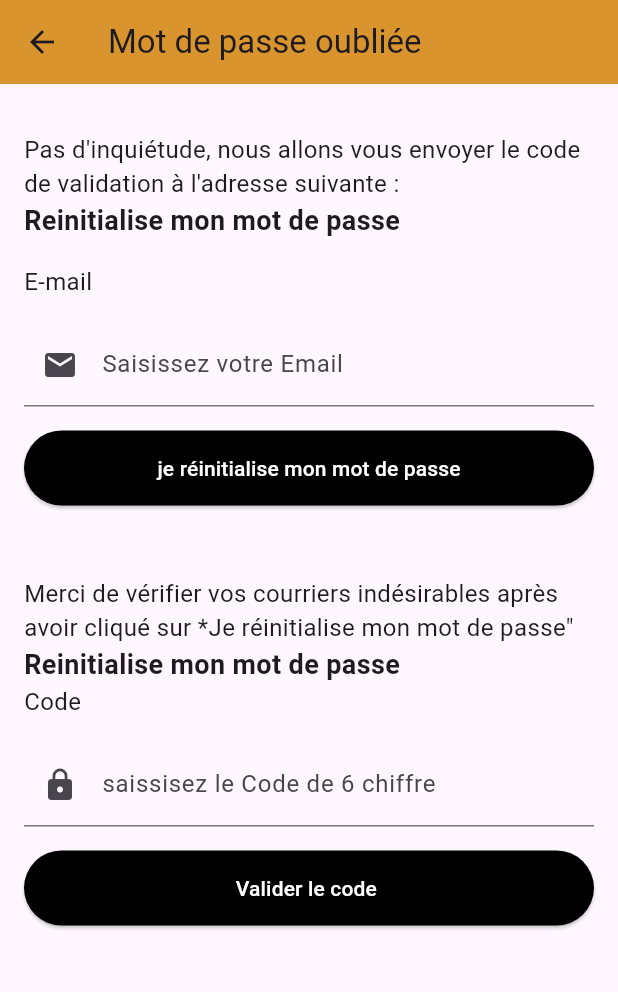
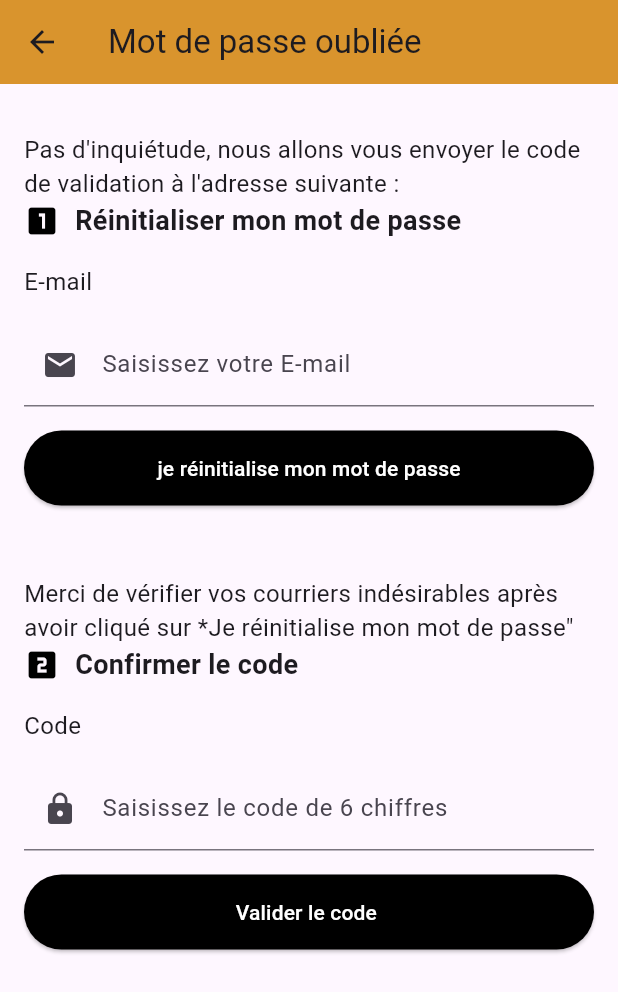
Before and after one commit to Dalel1akremi/flutterProject, a Flutter app: the loginPage screen opened directly, after a tap on "Mot de passe oublié", on a phone screen of 412 x 824 dp. Shown: the top 992 px of the screen. Run offline on Flutter 3.47's test engine with Material 3 defaults, Android fonts, the phone set to English and light mode, and no system bars; our stand-ins replace shared_preferences; missing offline and left inert: bcrypt; accounts and stored records are empty; network calls fail.

```diff
--- a/FLUTTER/lib/pages/aboutUser/PasswordRecoveryPage.dart
+++ b/FLUTTER/lib/pages/aboutUser/PasswordRecoveryPage.dart
@@ -106,12 +106,21 @@ class _PasswordRecoveryPageState extends State<PasswordRecoveryPage> {
               'Pas d\'inquiétude, nous allons vous envoyer le code de validation à l\'adresse suivante :',
               style: TextStyle(fontSize: 16.0),
             ),
-            const Text(
-              'Reinitialise mon mot de passe',
+             const Row(
+                children: [
+                  Icon(
+                    Icons.looks_one,
+                    color: Colors.black,
+                  ),
+                  SizedBox(width: 10),
+                  Text(
+                    'Réinitialiser mon mot de passe',
                     style: TextStyle(
                       fontWeight: FontWeight.bold,
                       fontSize: 18.0,
                     ),
+                  ),
+                ],
               ),
             const SizedBox(height: 16.0),
             const Text(
@@ -122,7 +131,7 @@ class _PasswordRecoveryPageState extends State<PasswordRecoveryPage> {
             TextFormField(
               controller: emailController,
               decoration: const InputDecoration(
-                labelText: 'Saisissez votre Email',
+                labelText: 'Saisissez votre E-mail',
                 prefixIcon: Icon(Icons.email),
               ),
               validator: (value) {
@@ -163,13 +172,24 @@ class _PasswordRecoveryPageState extends State<PasswordRecoveryPage> {
               'Merci de vérifier vos courriers indésirables après avoir cliqué sur *Je réinitialise mon mot de passe"',
               style: TextStyle(fontSize: 16.0),
             ),
-            const Text(
-              'Reinitialise mon mot de passe',
+             const Row(
+                children: [
+                  Icon(
+                    Icons.looks_two,
+                    color: Colors.black,
+                  ),
+                  SizedBox(width: 10),
+                  Text(
+                    'Confirmer le code',
                     style: TextStyle(
                       fontWeight: FontWeight.bold,
                       fontSize: 18.0,
                     ),
                   ),
+                ],
+              ),
+
+            const SizedBox(height: 16.0),
             const Text(
               'Code',
               style: TextStyle(fontSize: 16.0),
@@ -178,7 +198,7 @@ class _PasswordRecoveryPageState extends State<PasswordRecoveryPage> {
             TextFormField(
               controller: validationCodeController,
               decoration: const InputDecoration(
-                labelText: 'saissisez le Code de 6 chiffre ',
+                labelText: 'Saisissez le code de 6 chiffres ',
                 prefixIcon: Icon(Icons.lock),
               ),
               validator: (value) {
--- a/FLUTTER/lib/pages/aboutUser/login.dart
+++ b/FLUTTER/lib/pages/aboutUser/login.dart
@@ -15,10 +15,6 @@ import 'registre.dart';
 import './../aboutPaiement/paiement.dart';
 import './../global.dart';
 import './../aboutRestaurant/RestaurantDetail.dart';
-import 'dart:async';
-
-
-
 // ignore: camel_case_types
 class loginPage extends StatefulWidget {
   const loginPage({
@@ -35,57 +31,7 @@ class _LoginPageState extends State<loginPage> {
   String email = '';
   String password = '';
   Panier panier = Panier();
-String clientId = '800045568375-qveeo76qnq8p14jmtn6jcsh087uild6p.apps.googleusercontent.com';
-String redirectUri = 'http://localhost:49334';
-String scope = 'email';
-
-String buildAuthUrl() {
-  return 'https://accounts.google.com/o/oauth2/auth?'
-         'client_id=$clientId&'
-         'response_type=code&'
-         'redirect_uri=$redirectUri&'
-         'scope=$scope';
-}
-
-Future<void> _handleSignIn(BuildContext context) async {
-  try {
-
-    String authUrl = buildAuthUrl();
-
-
-
-    final completer = Completer();
-
-    void checkAuthInstance(int attempts) {
-      if (attempts >= 10) {
-        completer.completeError('Timeout: authInstance est null après 10 tentatives.');
-        return;
-      }
-
-
-
-
-    }
-
-    checkAuthInstance(0);
-
-    final authInstance = await completer.future;
-
-    if (authInstance != null) {
-      final googleUser = await authInstance.callMethod('signIn');
-
-    } else {
-      if (kDebugMode) {
-        print('Erreur: authInstance est null.');
-      }
-    }
-  } catch (e) {
-    if (kDebugMode) {
-      print('Erreur lors de la connexion avec Google: $e');
-    }
-  }
-}
-
+ bool obscurePassword = true;
   void _submit(BuildContext context) async {
     if (_formKey.currentState!.validate()) {
       _formKey.currentState!.save();
@@ -136,6 +82,11 @@ Future<void> _handleSignIn(BuildContext context) async {
       }
     }
   }
+  void togglePasswordVisibility() {
+    setState(() {
+      obscurePassword = !obscurePassword;
+    });
+  }
 
   @override
   Widget build(BuildContext context) {
@@ -153,7 +104,7 @@ Future<void> _handleSignIn(BuildContext context) async {
             crossAxisAlignment: CrossAxisAlignment.start,
             children: <Widget>[
               const Text(
-                'Email',
+                'E-mail',
                 style: TextStyle(
                   fontWeight: FontWeight.bold,
                   fontSize: 16.0,
@@ -192,12 +143,20 @@ Future<void> _handleSignIn(BuildContext context) async {
                     return null;
                   },
                   onSaved: (value) => password = value ?? '',
-                decoration: const InputDecoration(
+                  decoration: InputDecoration(
                     labelText: 'Saisissez votre mot de passe',
-                  prefixIcon: Icon(Icons.lock),
+                    prefixIcon: const Icon(Icons.lock),
+                    suffixIcon: GestureDetector(
+                      onTap: togglePasswordVisibility,
+                      child: Icon(
+                        obscurePassword ? Icons.visibility_off : Icons.visibility,
+                        color: Colors.grey,
                       ),
-                obscureText: true,
                     ),
+                  ),
+                  obscureText: obscurePassword,
+                ),
+
               const SizedBox(height: 8.0),
               Align(
                 alignment: Alignment.centerRight,
@@ -262,7 +221,7 @@ Future<void> _handleSignIn(BuildContext context) async {
               ),
              RichText(
                 text: TextSpan(
-                  text: 'Conditions Générales d\'utilisation ',
+                  text: '- Conditions Générales d\'utilisation ',
                   style: const TextStyle(
                     decoration: TextDecoration.underline,
                     color: Colors.blue,
@@ -277,9 +236,10 @@ Future<void> _handleSignIn(BuildContext context) async {
                     },
                 ),
               ),
+              const SizedBox(height: 10),
               RichText(
                 text: TextSpan(
-                  text: 'Conditions Générales de Vente',
+                  text: '- Conditions Générales de Vente',
                   style: const TextStyle(
                     decoration: TextDecoration.underline,
                     color: Colors.blue,
@@ -294,9 +254,10 @@ Future<void> _handleSignIn(BuildContext context) async {
                     },
                 ),
               ),
+              const SizedBox(height: 10),
               RichText(
                 text: TextSpan(
-                  text: 'politique de confidentialité',
+                  text: '- Politique de confidentialité',
                   style: const TextStyle(
                     decoration: TextDecoration.underline,
                     color: Colors.blue,
@@ -311,30 +272,7 @@ Future<void> _handleSignIn(BuildContext context) async {
                     },
                 ),
               ),
-              ElevatedButton(
-                onPressed: () => _handleSignIn(context),
-                style: ElevatedButton.styleFrom(
-                  minimumSize: const Size(double.infinity, 50),
-                  backgroundColor: const Color.fromARGB(255, 237, 21, 21),
-                ),
-                child: Row(
-                  mainAxisSize: MainAxisSize.min,
-                  children: [
-                    Image.asset(
-                      'images/google_logo.png',
-                      height: 20.0,
-                    ),
-                    const SizedBox(width: 10.0),
-                    const Text(
-                      'Connecter avec Google',
-                      style: TextStyle(
-                        decoration: TextDecoration.underline,
-                        color: Colors.black,
-                      ),
-                    ),
-                  ],
-                ),
-              ),
+
             ],
           ),
         ),
```
Also changed, not shown: FLUTTER/lib/pages/aboutUser/NouveauPasswordPage.dart (+52 -26 lines). Lines whose indentation alone changed are shown as unchanged.
